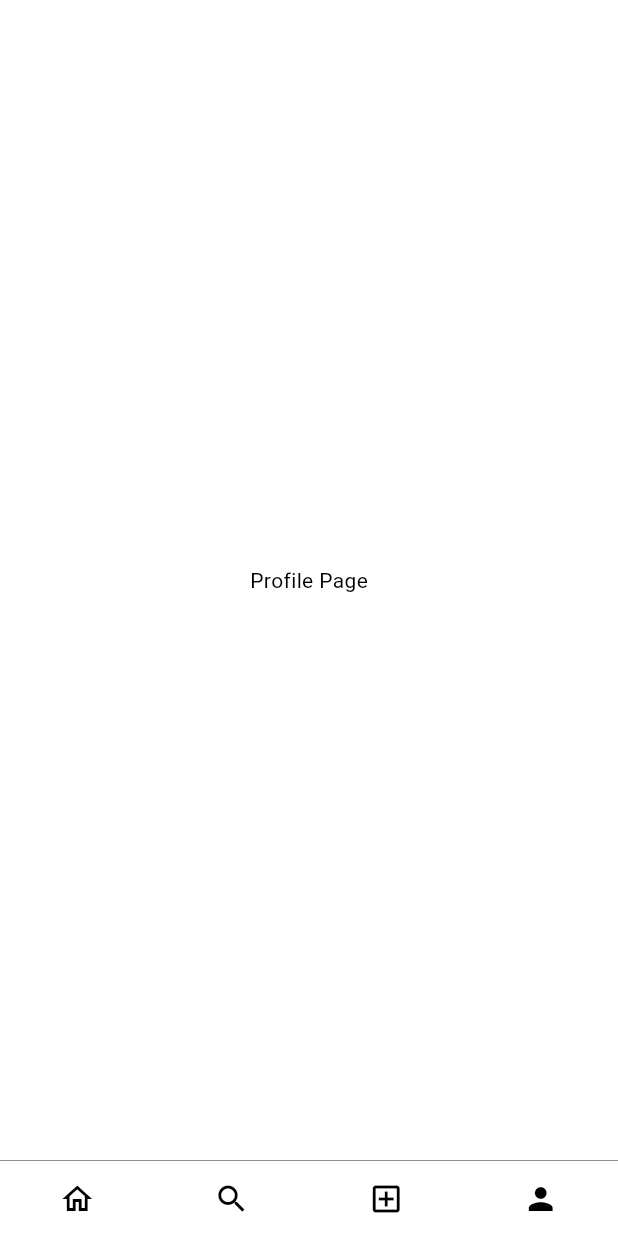
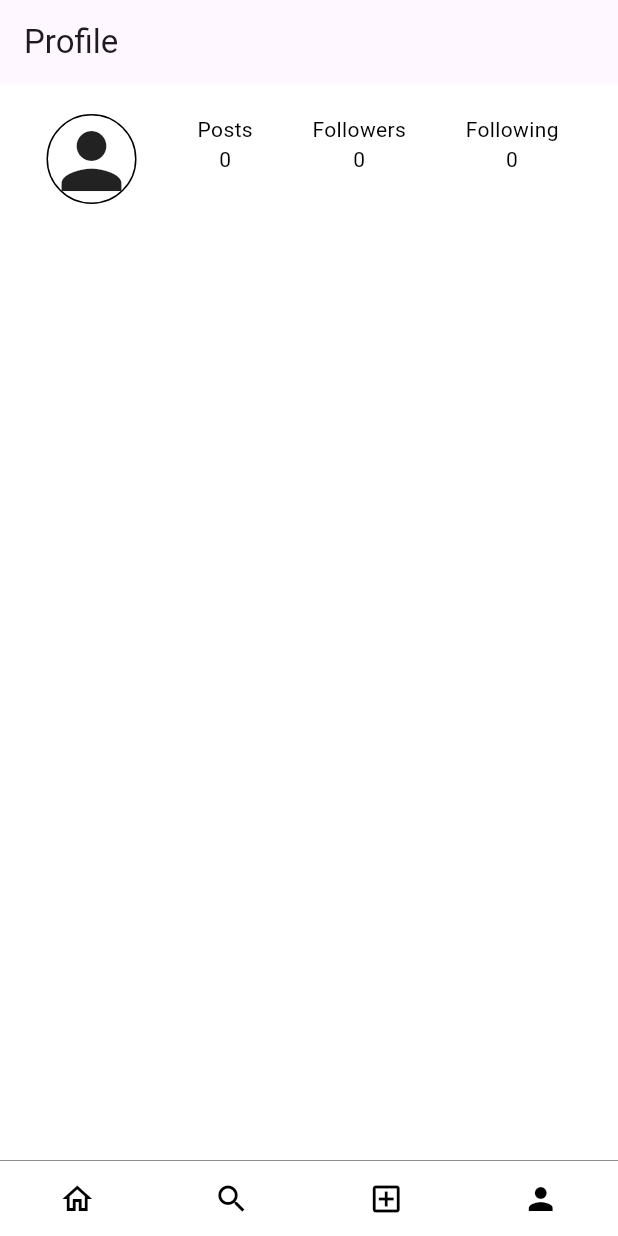
Before and after one commit to AndrewEllen/instagram-clone, a Flutter app: the screen it shows after launch, item 4 of the bottom bar chosen, on a phone screen of 412 x 824 dp. Run offline on Flutter 3.47's test engine with Material 2 defaults, Android fonts, the phone set to English and light mode, and no system bars.

Commit message:
Added profile picture box and counters to profile page

```diff
--- a/lib/pages/Profile/profile_page.dart
+++ b/lib/pages/Profile/profile_page.dart
@@ -1,5 +1,7 @@
 import 'package:flutter/material.dart';
+import 'package:instagram_clone/widgets/ProfileWidgets/profile_counters.dart';
 import '../../constants.dart';
+import '../../widgets/MainAppWidgets/app_bar.dart';
 
 class ProfilePage extends StatefulWidget {
   const ProfilePage({Key? key}) : super(key: key);
@@ -9,16 +11,65 @@ class ProfilePage extends StatefulWidget {
 }
 
 class _ProfilePageState extends State<ProfilePage> {
+
+  final double profileHeaderBoxSize = 60;
+
   @override
   Widget build(BuildContext context) {
     return Scaffold(
+      resizeToAvoidBottomInset: false,
       backgroundColor: appPrimaryColour,
-      body: Center(
-        child: Text(
-          "Profile Page",
-          style: defaultTextStyle,
+      appBar: const InstagramAppBar(
+        title: Text(
+          "Profile",
         ),
       ),
+      body: Stack(
+        children: [
+          Container(
+            margin: const EdgeInsets.only(
+              top: 20,
+              left: 30,
+            ),
+            height: profileHeaderBoxSize,
+            child: Row(
+              children: [
+                Container(
+                  decoration: BoxDecoration(
+                    shape: BoxShape.circle,
+                    border: Border.all(
+                      color: appTertiaryColour,
+                    ),
+                  ),
+                  child: Icon(
+                    Icons.person,
+                    size: profileHeaderBoxSize,
+                  ),
+                ),
+                const Spacer(),
+                ProfileCounter(
+                  title: "Posts",
+                  //TODO Replace counter value with a provider variable
+                  counter: 0,
+                ),
+                const Spacer(),
+                ProfileCounter(
+                  title: "Followers",
+                  //TODO Replace counter value with a provider variable
+                  counter: 0,
+                ),
+                const Spacer(),
+                ProfileCounter(
+                  title: "Following",
+                  //TODO Replace counter value with a provider variable
+                  counter: 0,
+                ),
+                const Spacer(),
+              ],
+            ),
+          )
+        ],
+      )
     );
   }
 }
--- /dev/null
+++ b/lib/widgets/ProfileWidgets/profile_counters.dart
@@ -0,0 +1,25 @@
+import 'package:flutter/material.dart';
+import 'package:instagram_clone/constants.dart';
+
+class ProfileCounter extends StatelessWidget {
+  ProfileCounter({Key? key, required this.title, required this.counter}) : super(key: key);
+
+  late String title;
+  late int counter;
+
+  @override
+  Widget build(BuildContext context) {
+    return Column(
+      children: [
+        Text(
+          title,
+          style: defaultTextStyle,
+        ),
+        Text(
+          counter.toString(),
+          style: defaultTextStyle,
+        ),
+      ],
+    );
+  }
+}
```
